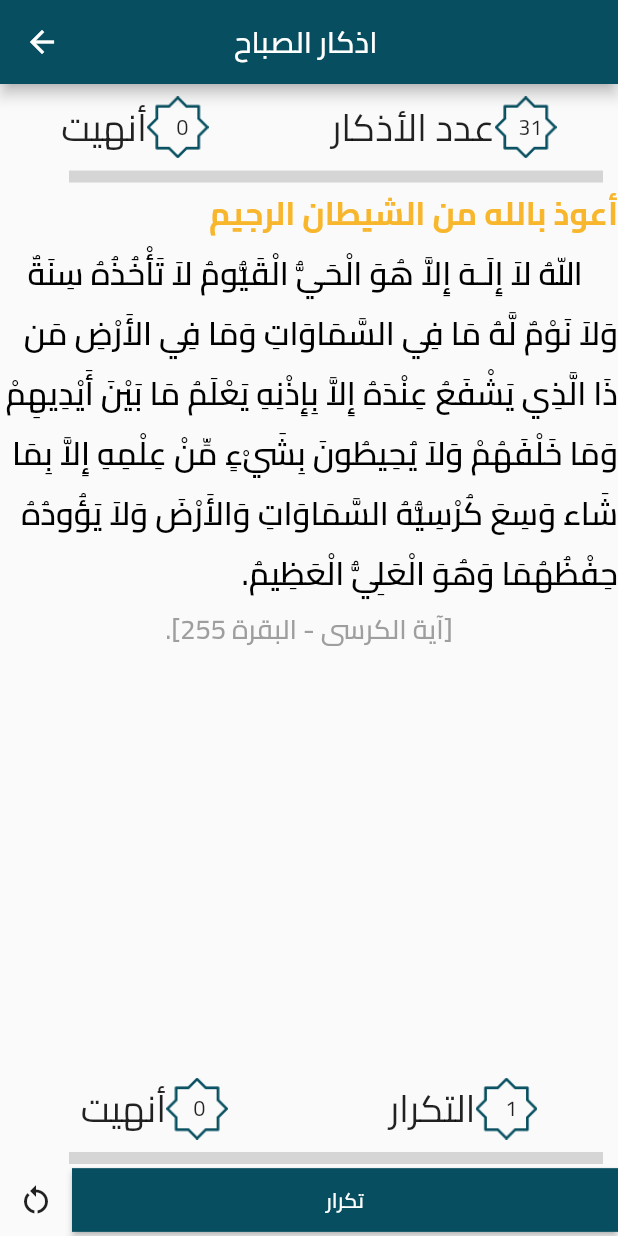
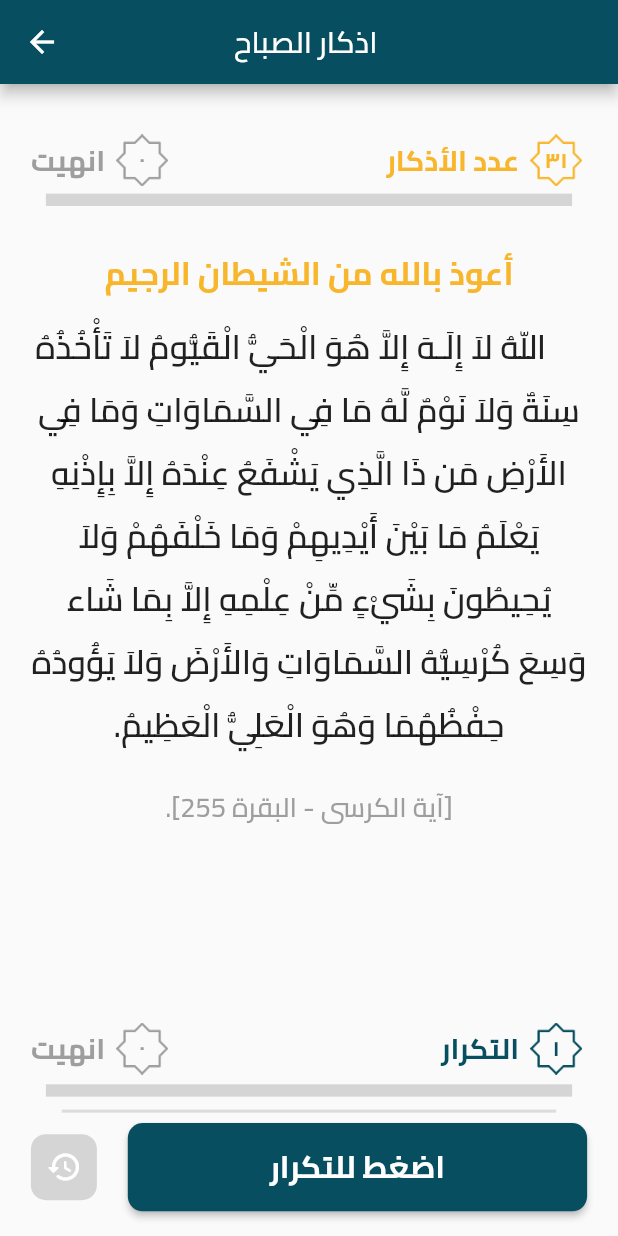
Before and after one commit to ZiadElsaadany/quran_project, a Flutter app: the AzkarView screen opened by its route, after a tap on "اذكار الصباح", on a phone screen of 412 x 824 dp. Run offline on Flutter 3.47's test engine with Material 2 defaults, Android fonts, the phone set to English and light mode, and no system bars; drawn by our look-alikes of percent_indicator; our stand-ins replace awesome_dialog, fluttertoast, hive, hive_flutter, simple_animations, supercharged; accounts and stored records are empty; generated files the repository leaves out were written again; network calls fail.

Commit message:
add view and some logic for azkar

```diff
--- a/lib/constant/azkar.dart
+++ b/lib/constant/azkar.dart
@@ -183,15 +183,17 @@ List azkarList =[
     "azkar1": [
       {
         "adi1": 'أعوذ بالله من الشيطان الرجيم ',
-        "adi": '   أَعُوذُ بِاللهِ مِنْ الشَّيْطَانِ الرَّجِيمِ  اللّهُ لاَ إِلَـهَ إِلاَّ هُوَ الْحَيُّ الْقَيُّومُ لاَ تَأْخُذُهُ سِنَةٌ وَلاَ نَوْمٌ لَّهُ مَا فِي السَّمَاوَاتِ وَمَا فِي الأَرْضِ مَن ذَا الَّذِي يَشْفَعُ عِنْدَهُ إِلاَّ بِإِذْنِهِ يَعْلَمُ مَا بَيْنَ أَيْدِيهِمْ وَمَا خَلْفَهُمْ وَلاَ يُحِيطُونَ بِشَيْءٍ مِّنْ عِلْمِهِ إِلاَّ بِمَا شَاء وَسِعَ كُرْسِيُّهُ السَّمَاوَاتِ وَالأَرْضَ وَلاَ يَؤُودُهُ حِفْظُهُمَا وَهُوَ الْعَلِيُّ الْعَظِيمُ. [آية الكرسى - البقرة 255]. ',
-        "number": 1,"total":1,
+        "adi": '   أَعُوذُ بِاللهِ مِنْ الشَّيْطَانِ الرَّجِيمِ  اللّهُ لاَ إِلَـهَ إِلاَّ هُوَ الْحَيُّ الْقَيُّومُ لاَ تَأْخُذُهُ سِنَةٌ وَلاَ نَوْمٌ لَّهُ مَا فِي السَّمَاوَاتِ وَمَا فِي الأَرْضِ مَن ذَا الَّذِي يَشْفَعُ عِنْدَهُ إِلاَّ بِإِذْنِهِ يَعْلَمُ مَا بَيْنَ أَيْدِيهِمْ وَمَا خَلْفَهُمْ وَلاَ يُحِيطُونَ بِشَيْءٍ مِّنْ عِلْمِهِ إِلاَّ بِمَا شَاء وَسِعَ كُرْسِيُّهُ السَّمَاوَاتِ وَالأَرْضَ وَلاَ يَؤُودُهُ حِفْظُهُمَا وَهُوَ الْعَلِيُّ الْعَظِيمُ.',
+        "number": 1,
+        "total":1,
+        "adi2":"[آية الكرسى - البقرة 255]."
 
       },
       {
         "adi1": 'أعوذ بالله من الشيطان الرجيم ',
-        "adi": ' آمَنَ الرَّسُولُ بِمَا أُنْزِلَ إِلَيْهِ مِنْ رَبِّهِ وَالْمُؤْمِنُونَ ۚ كُلٌّ آمَنَ بِاللَّهِ وَمَلَائِكَتِهِ وَكُتُبِهِ وَرُسُلِهِ لَا نُفَرِّقُ بَيْنَ أَحَدٍ مِنْ رُسُلِهِ ۚ وَقَالُوا سَمِعْنَا وَأَطَعْنَا ۖ غُفْرَانَكَ رَبَّنَا وَإِلَيْكَ الْمَصِيرُ. لَا يُكَلِّفُ اللَّهُ نَفْسًا إِلَّا وُسْعَهَا لَهَا مَا كَسَبَتْ وَعَلَيْهَا مَا اكْتَسَبَتْ رَبَّنَا لَا تُؤَاخِذْنَا إِنْ نَّسِينَآ أَوْ أَخْطَأْنَا رَبَّنَا وَلَا تَحْمِلْ عَلَيْنَا إِصْرًا كَمَا حَمَلْتَهُ عَلَى الَّذِينَ مِنْ قَبْلِنَا رَبَّنَا وَلَا تُحَمِّلْنَا مَا لَا طَاقَةَ لَنَا بِهِ وَاعْفُ عَنَّا وَاغْفِرْ لَنَا وَارْحَمْنَا أَنْتَ مَوْلَانَا فَانْصُرْنَا عَلَى الْقَوْمِ الْكَافِرِينَ. [البقرة 285 - 286].',
+        "adi": ' آمَنَ الرَّسُولُ بِمَا أُنْزِلَ إِلَيْهِ مِنْ رَبِّهِ وَالْمُؤْمِنُونَ ۚ كُلٌّ آمَنَ بِاللَّهِ وَمَلَائِكَتِهِ وَكُتُبِهِ وَرُسُلِهِ لَا نُفَرِّقُ بَيْنَ أَحَدٍ مِنْ رُسُلِهِ ۚ وَقَالُوا سَمِعْنَا وَأَطَعْنَا ۖ غُفْرَانَكَ رَبَّنَا وَإِلَيْكَ الْمَصِيرُ. لَا يُكَلِّفُ اللَّهُ نَفْسًا إِلَّا وُسْعَهَا لَهَا مَا كَسَبَتْ وَعَلَيْهَا مَا اكْتَسَبَتْ رَبَّنَا لَا تُؤَاخِذْنَا إِنْ نَّسِينَآ أَوْ أَخْطَأْنَا رَبَّنَا وَلَا تَحْمِلْ عَلَيْنَا إِصْرًا كَمَا حَمَلْتَهُ عَلَى الَّذِينَ مِنْ قَبْلِنَا رَبَّنَا وَلَا تُحَمِّلْنَا مَا لَا طَاقَةَ لَنَا بِهِ وَاعْفُ عَنَّا وَاغْفِرْ لَنَا وَارْحَمْنَا أَنْتَ مَوْلَانَا فَانْصُرْنَا عَلَى الْقَوْمِ الْكَافِرِينَ.',
         "number": 1,"total":1,
-
+         "adi2":' [البقرة 285 - 286].'
       },
       {
         "adi1": "بِسْمِ اللهِ الرَّحْمنِ الرَّحِيم",
--- a/lib/controller/providers/azkar_provider.dart
+++ b/lib/controller/providers/azkar_provider.dart
@@ -1,5 +1,7 @@
 import 'package:flutter/material.dart';
 import 'package:quran_project/constant/azkar.dart';
+
+import '../../view/widgets/toast.dart';
 
 class AzkarProvider extends ChangeNotifier {
 
@@ -18,9 +20,6 @@ class AzkarProvider extends ChangeNotifier {
   }
   clickOnCounter ( {required numOfScreen}) {
 
-    if(finishAllCounter == azkarList[numOfScreen]['azkar1'].length) {
-      return;
-    }
 
 
 if(counterForCheckIndexOfZekr < azkarList[numOfScreen]['azkar1'].length-1) {
@@ -35,6 +34,7 @@ if(counterForCheckIndexOfZekr < azkarList[numOfScreen]['azkar1'].length-1) {
     // counterForCheckIndexOfZekr = azkarList[numOfScreen]['azkar1'][counterForCheckIndexOfZekr]['total']
   }
   else{
+    azkarList[numOfScreen]['azkar1'][counterForCheckIndexOfZekr]['number']-- ;
     finishForEachZekrCounter= 0;
     counterForCheckIndexOfZekr ++ ;
     finishAllCounter++;
@@ -45,9 +45,8 @@ if(counterForCheckIndexOfZekr < azkarList[numOfScreen]['azkar1'].length-1) {
 
 }
 else {
- finishAllCounter ++;
- finishForEachZekrCounter++;
- notifyListeners();
+  Shared.returnToast('مبارك لقد انهيت ${ azkarList[numOfScreen]['name']}');
+  restart() ;
 }
     notifyListeners();
 
--- a/lib/main.dart
+++ b/lib/main.dart
@@ -47,6 +47,7 @@ class QuranApp extends StatelessWidget {
   @override
   Widget build(BuildContext context) {
     return MaterialApp(
+      debugShowCheckedModeBanner: false,
       theme: ThemeData(
         fontFamily: 'Cairo',
         primaryColor: AppColorsConstant.primaryColor,
--- a/lib/view/azkar/azkar_details/azkar_details_view_body.dart
+++ b/lib/view/azkar/azkar_details/azkar_details_view_body.dart
@@ -1,215 +1,170 @@
-
 import 'package:flutter/material.dart';
-import 'package:percent_indicator/linear_percent_indicator.dart';
 import 'package:provider/provider.dart';
 import 'package:quran_project/constant/color_constant.dart';
-import 'package:quran_project/constant/images_constant.dart';
 import 'package:quran_project/constant/size_constant.dart';
 import 'package:quran_project/controller/providers/azkar_provider.dart';
+import 'package:quran_project/view/azkar/azkar_details/restart_zekr.dart';
 import 'package:quran_project/view/widgets/custom_elevated_button.dart';
 
 import '../../../constant/azkar.dart';
+import 'custom_linear_percent.dart';
+import 'custom_row_counter_zeekr.dart';
 
 class AzkarDetailsViewBody extends StatelessWidget {
- final int indexOfZekr ;
+  final int indexOfZekr;
 
   const AzkarDetailsViewBody({super.key, required this.indexOfZekr});
   @override
   Widget build(BuildContext context) {
     return Directionality(
       textDirection: TextDirection.rtl,
-      child: Consumer<AzkarProvider>(
-        builder: (context,provider,_ ) {
-          return Column(
-            crossAxisAlignment: CrossAxisAlignment.center,
+      child: Consumer<AzkarProvider>(builder: (context, provider, _) {
+        return Padding(
+          padding: EdgeInsets.only(
+            left: returnWidthMediaQuery(ctx: context, size: 0.05),
+            right: returnWidthMediaQuery(ctx: context, size: 0.05),
+            top: returnHeightMediaQuery(ctx: context, size: 0.04),
+            bottom: returnHeightMediaQuery(ctx: context, size: 0.02),
+          ),
+          child: Column(
             children: [
-
-
               Row(
-                mainAxisAlignment: MainAxisAlignment.spaceAround,
+                mainAxisAlignment: MainAxisAlignment.spaceBetween,
                 children: [
-                  Row(
+                  CustomRowOfNumberOfZekr(
+                      index: azkarList[indexOfZekr]['azkar1'].length,
+                      title: "عدد الأذكار",
+                    textColor: AppColorsConstant.yellow,
+                    imgColor: AppColorsConstant.yellow,),
+                  CustomRowOfNumberOfZekr(
+                      index: provider.finishAllCounter,
+                    title: "انهيت",
+                    textColor: AppColorsConstant.grey,
+                    imgColor: AppColorsConstant.grey,),
+                ],
+              ),
+              SizedBox(
+                height: returnHeightMediaQuery(ctx: context, size: 0.005),
+              ),
+              CustomLinearPercent(
+                number1: provider.finishAllCounter,
+                number2: azkarList[indexOfZekr]['azkar1'].length,
+                color: AppColorsConstant.yellow,
+              ),
+              SizedBox(
+                height: returnHeightMediaQuery(ctx: context, size: 0.03),
+              ),
+              Expanded(
+                child: Scrollbar(
+                  child: ListView(
+                    physics: const BouncingScrollPhysics(),
                     children: [
-                      Stack(
-                        alignment: Alignment.center,
-                        children: [
-                          Image.asset(ImageConstant.itar,
-                          height: returnHeightMediaQuery(ctx: context, size: 0.07),
-                            width: returnWidthMediaQuery(ctx: context, size: 0.1),
-
-                          ),
-                          Text('${  azkarList[indexOfZekr]['azkar1'].length}  '),
-                        ],
+                      Text(
+                        azkarList[indexOfZekr]['azkar1']
+                                [provider.counterForCheckIndexOfZekr]['adi1'] ??
+                            '',
+                        textAlign: TextAlign.center,
+                        style: TextStyle(
+                            color: AppColorsConstant.yellow,
+                            fontWeight: FontWeight.w700,
+                            fontSize: returnFontSizeMediaQuery(
+                                ctx: context, size: 0.026)),
                       ),
-                       Text('عدد الأذكار',
-                      style: TextStyle(
-                        fontSize: returnHeightMediaQuery(ctx: context, size:0.03)
+                      SizedBox(
+                        height: returnHeightMediaQuery(ctx: context, size: 0.01),
                       ),
-                      )
+                      Text(
+                          azkarList[indexOfZekr]['azkar1']
+                                  [provider.counterForCheckIndexOfZekr]['adi'] ??
+                              '',
+                          textAlign: TextAlign.center,
+                          style: TextStyle(
+                              fontWeight: FontWeight.w600,
+                              fontSize: returnFontSizeMediaQuery(
+                                  ctx: context, size: 0.027))),
+                      SizedBox(
+                        height: returnHeightMediaQuery(ctx: context, size: 0.02),
+                      ),
+                      Text(
+                          azkarList[indexOfZekr]['azkar1']
+                                  [provider.counterForCheckIndexOfZekr]['adi2'] ??
+                              '',
+                          textAlign: TextAlign.center,
+                          style: TextStyle(
+                              color: AppColorsConstant.grey,
+                              fontWeight: FontWeight.w500,
+                              fontSize: returnFontSizeMediaQuery(
+                                  ctx: context, size: 0.022))),
                     ],
                   ),
-                  Row(
-                    children: [
-                      Stack(
-                        alignment: Alignment.center,
-                        children: [
-                          Image.asset(ImageConstant.itar,
-                            height: returnHeightMediaQuery(ctx: context, size: 0.07),
-                            width: returnWidthMediaQuery(ctx: context, size: 0.1),
-
-                          ),
-                          Text('${provider.finishAllCounter}  '),
-                        ],
-                      ),
-                      Text('أنهيت',
-                        style: TextStyle(
-                            fontSize: returnHeightMediaQuery(ctx: context, size:0.03)
-                        ),
-                      )
-                    ],
-                  ),
-
+                ),
+              ),
+              Row(
+                mainAxisAlignment: MainAxisAlignment.spaceBetween,
+                children: [
+                  CustomRowOfNumberOfZekr(
+                      index: azkarList[indexOfZekr]['azkar1']
+                          [provider.counterForCheckIndexOfZekr]['total'],
+                      title: "التكرار", textColor: AppColorsConstant.primaryColor,
+                    imgColor: AppColorsConstant.primaryColor,),
+                  CustomRowOfNumberOfZekr(
+                      index: provider.finishForEachZekrCounter, title: "انهيت",
+                    textColor: AppColorsConstant.grey,
+                    imgColor: AppColorsConstant.grey,),
                 ],
               ),
-
-             LinearPercentIndicator(
-               width: 376.0,
-               lineHeight: 8,
-               percent: provider.finishAllCounter/azkarList[indexOfZekr]['azkar1'].length,
-               backgroundColor: Colors.grey.withOpacity(0.4),
-               progressColor: AppColorsConstant.yellow,
-
+              SizedBox(
+                height: returnHeightMediaQuery(ctx: context, size: 0.002),
               ),
-
-           Expanded(
-             child: ListView(
-               children: [
-                 Row(
-                   mainAxisAlignment: MainAxisAlignment.start,
-                   children: [
-                     Text( azkarList[indexOfZekr]['azkar1'][provider.counterForCheckIndexOfZekr]['adi1'] ?? '',
-                       textAlign: TextAlign.start,
-                       style: TextStyle(
-                           color: AppColorsConstant.yellow,
-                           fontWeight: FontWeight.w700,
-                           fontSize: returnFontSizeMediaQuery(ctx: context, size: 0.026)
-                       ),
-
-                     ),
-                   ],
-                 ),
-                 Text( azkarList[indexOfZekr]['azkar1'][provider.counterForCheckIndexOfZekr]['adi']??'',
-
-                     style:    TextStyle(
-                         color: AppColorsConstant.black,
-                         fontWeight: FontWeight.w600,
-                         fontSize: returnFontSizeMediaQuery(ctx: context, size: 0.026)
-                     )
-                 ) ,
-                 Text( azkarList[indexOfZekr]['azkar1'][provider.counterForCheckIndexOfZekr]['adi2']??'',
-                     textAlign: TextAlign.center,
-                     style:    TextStyle(
-                         color: AppColorsConstant.grey,
-                         fontWeight: FontWeight.w500,
-                         fontSize: returnFontSizeMediaQuery(ctx: context, size: 0.022)
-                     )
-                 ) ,
-               ],
-             ),
-           ),
-
+              SizedBox(
+                height: returnHeightMediaQuery(ctx: context, size: 0.005),
+              ),
+              CustomLinearPercent(
+                number1: provider.finishForEachZekrCounter,
+                number2: azkarList[indexOfZekr]['azkar1']
+                    [provider.counterForCheckIndexOfZekr]['total'],
+                color: AppColorsConstant.primaryColor,
+              ),
+              SizedBox(
+                height: returnHeightMediaQuery(ctx: context, size: 0.002),
+              ),
+              SizedBox(
+                width: returnWidthMediaQuery(ctx: context, size: 0.8),
+                child: const Divider(
+                  thickness: 2,
+                ),
+              ),
               Row(
-                mainAxisAlignment: MainAxisAlignment.spaceAround,
+                mainAxisAlignment: MainAxisAlignment.center,
                 children: [
-                  Row(
-                    children: [
-                      Stack(
-                        alignment: Alignment.center,
-                        children: [
-                          Image.asset(ImageConstant.itar,
-                            height: returnHeightMediaQuery(ctx: context, size: 0.07),
-                            width: returnWidthMediaQuery(ctx: context, size: 0.1),
-
-                          ),
-                          Text('${ azkarList[indexOfZekr]['azkar1'][provider.counterForCheckIndexOfZekr]['total']}  '),
-                        ],
+                  Expanded(
+                    child: CustomElevatedButtonOfSebha(
+                      widget: Text(
+                        'اضغط للتكرار',
+                        style: TextStyle(
+                            color: Colors.white,
+                            fontWeight: FontWeight.bold,
+                            fontSize: returnFontSizeMediaQuery(
+                                ctx: context, size: 0.025)),
                       ),
-                      Text('التكرار',
-                        style: TextStyle(
-                            fontSize: returnHeightMediaQuery(ctx: context, size:0.03)
-                        ),
-                      )
-                    ],
+                      horizontal: 0.05,
+                      vertical: 0.012,
+                      borderRadius: 10,
+                      onPressed: () {
+                        provider.clickOnCounter(numOfScreen: indexOfZekr);
+                      },
+                    ),
                   ),
-                  Row(
-                    children: [
-                      Stack(
-                        alignment: Alignment.center,
-                        children: [
-                          Image.asset(ImageConstant.itar,
-                            height: returnHeightMediaQuery(ctx: context, size: 0.07),
-                            width: returnWidthMediaQuery(ctx: context, size: 0.1),
-
-                          ),
-                          Text('${provider.finishForEachZekrCounter} '),
-                        ],
-                      ),
-                      Text('أنهيت',
-                        style: TextStyle(
-                            fontSize: returnHeightMediaQuery(ctx: context, size:0.03)
-                        ),
-                      )
-                    ],
-                  ),
-
+                  SizedBox(width: returnWidthMediaQuery(ctx: context, size: 0.05),),
+                  const RestartIcon(),
                 ],
               ),
-              LinearPercentIndicator(
-                restartAnimation: true,
-                width: 376.0,
-                lineHeight: 8,
-                percent: provider.finishForEachZekrCounter/azkarList[indexOfZekr]['azkar1'][provider.counterForCheckIndexOfZekr]['total'],
-                backgroundColor: Colors.grey.withOpacity(0.4),
-                progressColor: AppColorsConstant.primaryColor,
-
-              ),
-
-
- Row(
-   children: [
-     Expanded(
-           child: CustomElevatedButtonOfSebha(
-               widget:  const Text('تكرار',style: TextStyle(color: Colors.white),),
-               horizontal: 0.1,
-               vertical: 0.01,
-               borderRadius: 0,
-
-             onPressed: ( ) {
-provider.clickOnCounter(numOfScreen:indexOfZekr);
-             },
-           ),
-     ),
-     Container(
-           child: IconButton(
-             icon: Icon(Icons.restart_alt),
-             onPressed: ( ) {
-             provider.restart();
-             },
-           ),
-     )
-
-   ],
- ) ,
-
-
             ],
-          );
-        }
-      ),
+          ),
+        );
+      }),
     );
   }
 
 //   = number
-
-
 }
--- /dev/null
+++ b/lib/view/azkar/azkar_details/custom_linear_percent.dart
@@ -0,0 +1,29 @@
+import 'package:flutter/material.dart';
+import 'package:percent_indicator/percent_indicator.dart';
+
+import '../../../constant/color_constant.dart';
+import '../../../constant/size_constant.dart';
+
+class CustomLinearPercent extends StatelessWidget {
+  const CustomLinearPercent({Key? key, required this.number1, required this.number2, required this.color}) : super(key: key);
+  final   int number1 ;
+  final  int number2 ;
+  final Color color;
+  @override
+  Widget build(BuildContext context) {
+    return       Row(
+      mainAxisAlignment: MainAxisAlignment.center,
+      children: [
+        LinearPercentIndicator(
+          width: returnWidthMediaQuery(ctx: context, size: 0.9),
+
+          lineHeight:returnHeightMediaQuery(ctx: context, size: 0.01),
+          percent: number1/number2,
+          backgroundColor: Colors.grey.withOpacity(0.4),
+          progressColor: color,
+
+        ),
+      ],
+    );
+  }
+}
--- /dev/null
+++ b/lib/view/azkar/azkar_details/custom_row_counter_zeekr.dart
@@ -0,0 +1,52 @@
+
+
+import 'package:flutter/material.dart';
+import 'package:quran_project/constant/arabic_number_converter.dart';
+
+import '../../../constant/images_constant.dart';
+import '../../../constant/size_constant.dart';
+
+class CustomRowOfNumberOfZekr extends StatelessWidget {
+  const CustomRowOfNumberOfZekr({Key? key, required this.index, required this.title, required this.textColor, required this.imgColor}) : super(key: key);
+
+  final int index ;
+
+  final String title;
+  final Color textColor;
+  final Color imgColor;
+
+  @override
+  Widget build(BuildContext context) {
+    return      Row(
+      children: [
+        Stack(
+          alignment: Alignment.center,
+          children: [
+            Image.asset(ImageConstant.itar,
+              color: imgColor,
+              height: returnHeightMediaQuery(ctx: context, size: 0.042),
+              width: returnWidthMediaQuery(ctx: context, size: 0.1),
+
+            ),
+            Text('${index.toArabicNumbers}  ',
+            textAlign: TextAlign.center,
+              style: TextStyle(
+                color: textColor,
+                fontWeight: FontWeight.bold
+              ),
+            ),
+          ],
+        ),
+        SizedBox(width: returnWidthMediaQuery(ctx: context, size: 0.01),),
+
+        Text(title,
+          style: TextStyle(
+            color: textColor,
+              fontWeight: FontWeight.bold,
+              fontSize: returnHeightMediaQuery(ctx: context, size:0.023)
+          ),
+        )
+      ],
+    );
+  }
+}
--- /dev/null
+++ b/lib/view/azkar/azkar_details/restart_zekr.dart
@@ -0,0 +1,29 @@
+import 'package:flutter/material.dart';
+import 'package:provider/provider.dart';
+
+import '../../../controller/providers/azkar_provider.dart';
+
+class RestartIcon extends StatelessWidget {
+  const RestartIcon({Key? key}) : super(key: key);
+
+  @override
+  Widget build(BuildContext context) {
+    return   Consumer<AzkarProvider>(
+        builder: (context,provider,_) {
+          return  GestureDetector(
+            onTap: ( ) {
+              provider.restart();
+            },
+            child: Container(
+              padding: const EdgeInsets.all(10),
+
+                decoration: BoxDecoration(
+                  color: Colors.grey.withOpacity(0.4),
+                  borderRadius: BorderRadius.circular(10)
+                ),
+                child: const Icon(Icons.restore_rounded,color: Colors.white,)),
+          );
+        }
+    );
+  }
+}
--- a/lib/view/azkar/azkar_view_body.dart
+++ b/lib/view/azkar/azkar_view_body.dart
@@ -1,4 +1,5 @@
 import 'package:flutter/material.dart';
+import 'package:quran_project/constant/azkar.dart';
 import 'package:quran_project/constant/size_constant.dart';
 
 import '../../constant/images_constant.dart';
@@ -20,7 +21,7 @@ class AzkarViewBody extends StatelessWidget {
               child: ListView.builder(
                 physics: const BouncingScrollPhysics(),
                 itemBuilder: (ctx,index)=>  AzkarNameWidget(index: index,),
-                itemCount: 8,
+                itemCount:azkarList.length,
               ),
             ),
             Center(
--- /dev/null
+++ b/lib/view/widgets/toast.dart
@@ -0,0 +1,16 @@
+import 'package:flutter/material.dart';
+import 'package:fluttertoast/fluttertoast.dart';
+class Shared {
+
+  static returnToast  (String message, [Color color  = Colors.green]   )  {
+    Fluttertoast.showToast(
+        msg: message,
+        toastLength: Toast.LENGTH_SHORT,
+        gravity: ToastGravity.CENTER,
+        timeInSecForIosWeb: 1,
+        backgroundColor:color,
+        textColor: Colors.white,
+        fontSize: 16.0
+    );
+  }
+}
--- a/pubspec.yaml
+++ b/pubspec.yaml
@@ -37,6 +37,8 @@ dependencies:
   hive: ^2.2.3
   hive_flutter: ^1.1.0
   percent_indicator: ^4.0.1
+  fluttertoast: ^8.1.1
+
 
   # The following adds the Cupertino Icons font to your application.
   # Use with the CupertinoIcons class for iOS style icons.
```
Also changed, not shown: pubspec.lock.
